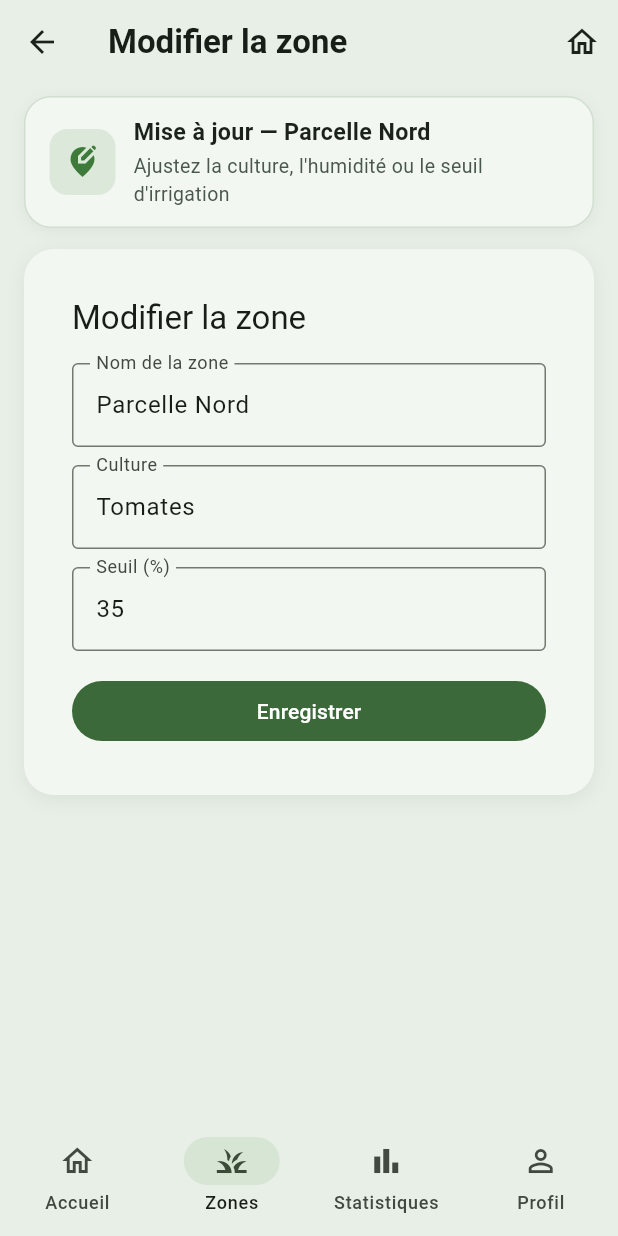
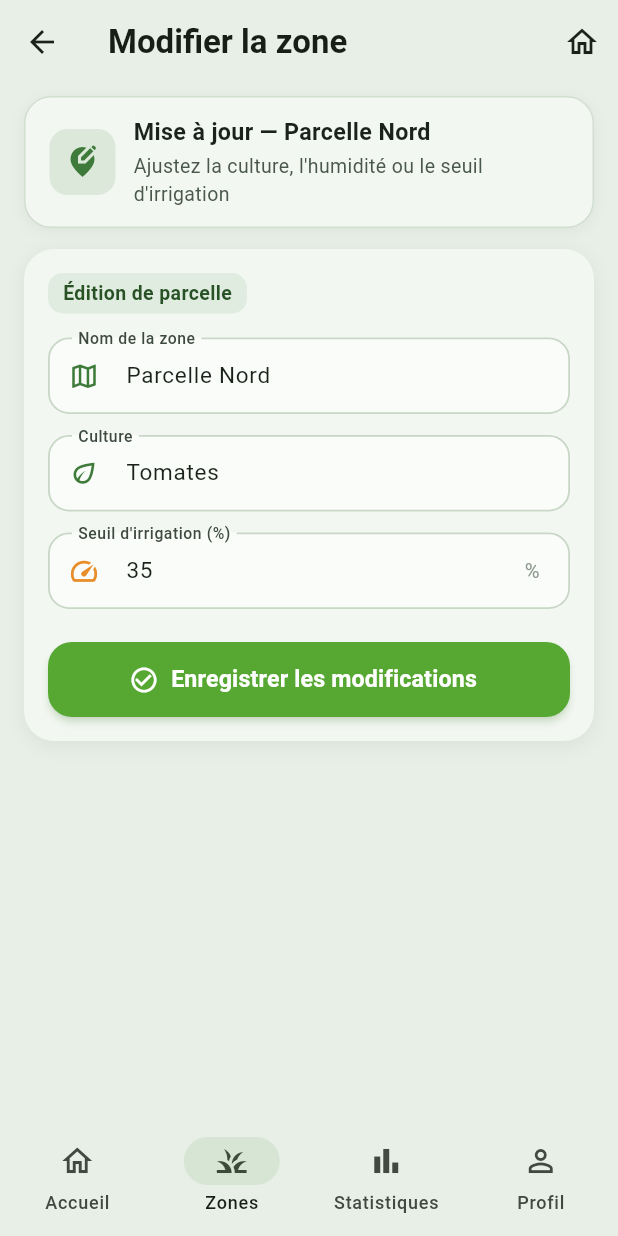
Before and after one commit to sajedmab/agrismart_KE, a Flutter app: the ZoneFormPage screen opened directly with sample values from the repository, on a phone screen of 412 x 824 dp. Run offline on Flutter 3.47's test engine with Material 3 defaults, Android fonts, the phone set to English and light mode, and no system bars; our stand-ins replace camera, cloud_firestore, firebase_auth, firebase_core, image_picker; missing offline and left inert: google_mlkit_barcode_scanning, google_mlkit_image_labeling; accounts and stored records are empty; network calls fail.

Commit message:
feat: accueil update

```diff
--- a/lib/widgets/zone_form.dart
+++ b/lib/widgets/zone_form.dart
@@ -1,4 +1,3 @@
-
 import 'package:flutter/material.dart';
 import 'package:agrismart/models/zone.dart';
 
@@ -40,9 +39,7 @@ class _ZoneFormState extends State<ZoneForm> {
  }
 
  String _formater(double n) {
-  return n % 1 == 0
-      ? n.toStringAsFixed(0)
-      : n.toString();
+  return n % 1 == 0 ? n.toStringAsFixed(0) : n.toString();
  }
 
  @override
@@ -107,8 +104,8 @@ class _ZoneFormState extends State<ZoneForm> {
 
   final ancienne = widget.zone;
 
-  final humidite = ancienne?.humidite ??
-      _lireNombre(_humiditeCtrl.text)!;
+  final humidite =
+      ancienne?.humidite ?? _lireNombre(_humiditeCtrl.text)!;
 
   final nouvelleZone = Zone(
    _nomCtrl.text.trim(),
@@ -121,85 +118,174 @@ class _ZoneFormState extends State<ZoneForm> {
   widget.onEnregistrer(nouvelleZone);
  }
 
+ InputDecoration _decorationChamp({
+  required String label,
+  required String hint,
+  required IconData icone,
+  Color couleurIcone = const Color(0xFF3E7B3A),
+  String? suffixText,
+ }) {
+  return InputDecoration(
+   labelText: label,
+   hintText: hint,
+   suffixText: suffixText,
+   labelStyle: const TextStyle(
+    color: Color(0xFF3E4A40),
+    fontSize: 14,
+    fontWeight: FontWeight.w500,
+   ),
+   hintStyle: const TextStyle(
+    color: Color(0xFF8A978C),
+    fontSize: 13.5,
+   ),
+   prefixIcon: Icon(icone, color: couleurIcone, size: 21),
+   filled: true,
+   fillColor: const Color(0xFFF9FCF8),
+   contentPadding: const EdgeInsets.symmetric(
+    horizontal: 16,
+    vertical: 14,
+   ),
+   enabledBorder: OutlineInputBorder(
+    borderRadius: BorderRadius.circular(14),
+    borderSide: const BorderSide(color: Color(0xFFC8D7C6), width: 1.2),
+   ),
+   focusedBorder: OutlineInputBorder(
+    borderRadius: BorderRadius.circular(14),
+    borderSide: const BorderSide(color: Color(0xFF56A832), width: 1.8),
+   ),
+   errorBorder: OutlineInputBorder(
+    borderRadius: BorderRadius.circular(14),
+    borderSide: const BorderSide(color: Color(0xFFD9534F), width: 1.3),
+   ),
+   focusedErrorBorder: OutlineInputBorder(
+    borderRadius: BorderRadius.circular(14),
+    borderSide: const BorderSide(color: Color(0xFFD9534F), width: 1.8),
+   ),
+  );
+ }
+
  @override
  Widget build(BuildContext context) {
-  return Padding(
-   padding: const EdgeInsets.all(16),
-   child: Form(
+  return Form(
    key: _formKey,
    child: Column(
     mainAxisSize: MainAxisSize.min,
     crossAxisAlignment: CrossAxisAlignment.stretch,
     children: [
-      Text(
-       _modeEdition
-           ? 'Modifier la zone'
-           : 'Nouvelle zone',
-       style: Theme.of(context).textTheme.titleLarge,
+     Row(
+      children: [
+       Container(
+        padding: const EdgeInsets.symmetric(horizontal: 10, vertical: 4),
+        decoration: BoxDecoration(
+         color: const Color(0xFFE1ECE0),
+         borderRadius: BorderRadius.circular(10),
+        ),
+        child: Text(
+         _modeEdition ? 'Édition de parcelle' : 'Paramètres de la parcelle',
+         style: const TextStyle(
+          fontSize: 13,
+          fontWeight: FontWeight.w600,
+          color: Color(0xFF285226),
+         ),
+        ),
+       ),
+      ],
      ),
      const SizedBox(height: 16),
 
      TextFormField(
       controller: _nomCtrl,
-       decoration: const InputDecoration(
-        labelText: 'Nom de la zone',
-        border: OutlineInputBorder(),
+      style: const TextStyle(fontSize: 15, color: Color(0xFF1A221B)),
+      decoration: _decorationChamp(
+       label: 'Nom de la zone',
+       hint: 'Ex : Parcelle Nord',
+       icone: Icons.map_outlined,
       ),
       textInputAction: TextInputAction.next,
       validator: _validerNom,
      ),
-      const SizedBox(height: 12),
+     const SizedBox(height: 14),
 
      TextFormField(
       controller: _cultureCtrl,
-       decoration: const InputDecoration(
-        labelText: 'Culture',
-        border: OutlineInputBorder(),
+      style: const TextStyle(fontSize: 15, color: Color(0xFF1A221B)),
+      decoration: _decorationChamp(
+       label: 'Culture',
+       hint: 'Ex : Tomates, Oliviers...',
+       icone: Icons.eco_outlined,
       ),
       textInputAction: TextInputAction.next,
       validator: _validerTexte,
      ),
-      const SizedBox(height: 12),
+     const SizedBox(height: 14),
 
      if (!_modeEdition) ...[
       TextFormField(
        controller: _humiditeCtrl,
-        decoration: const InputDecoration(
-         labelText: 'Humidité (%)',
-         border: OutlineInputBorder(),
+       style: const TextStyle(fontSize: 15, color: Color(0xFF1A221B)),
+       decoration: _decorationChamp(
+        label: 'Humidité actuelle (%)',
+        hint: 'Ex : 42',
+        icone: Icons.water_drop_outlined,
+        couleurIcone: const Color(0xFF3A94D6),
+        suffixText: '%',
        ),
-        keyboardType:
-        const TextInputType.numberWithOptions(
+       keyboardType: const TextInputType.numberWithOptions(
         decimal: true,
        ),
+       textInputAction: TextInputAction.next,
        validator: _validerPourcentage,
       ),
-       const SizedBox(height: 12),
+      const SizedBox(height: 14),
      ],
 
      TextFormField(
       controller: _seuilCtrl,
-       decoration: const InputDecoration(
-        labelText: 'Seuil (%)',
-        border: OutlineInputBorder(),
+      style: const TextStyle(fontSize: 15, color: Color(0xFF1A221B)),
+      decoration: _decorationChamp(
+       label: 'Seuil d\'irrigation (%)',
+       hint: 'Ex : 35',
+       icone: Icons.speed_outlined,
+       couleurIcone: const Color(0xFFE88D2A),
+       suffixText: '%',
       ),
-       keyboardType:
-       const TextInputType.numberWithOptions(
+      keyboardType: const TextInputType.numberWithOptions(
        decimal: true,
       ),
+      textInputAction: TextInputAction.done,
+      onFieldSubmitted: (_) => _soumettre(),
       validator: _validerPourcentage,
      ),
-      const SizedBox(height: 16),
+     const SizedBox(height: 22),
 
-      FilledButton(
+     SizedBox(
+      height: 50,
+      child: ElevatedButton.icon(
+       style: ElevatedButton.styleFrom(
+        backgroundColor: const Color(0xFF56A832),
+        foregroundColor: Colors.white,
+        elevation: 2,
+        shadowColor: const Color(0xFF56A832).withValues(alpha: 0.35),
+        shape: RoundedRectangleBorder(
+         borderRadius: BorderRadius.circular(16),
+        ),
+       ),
        onPressed: _soumettre,
-       child: Text(
-        _modeEdition ? 'Enregistrer' : 'Ajouter',
+       icon: Icon(
+        _modeEdition ? Icons.check_circle_outline : Icons.add_circle_outline,
+        size: 20,
+       ),
+       label: Text(
+        _modeEdition ? 'Enregistrer les modifications' : 'Ajouter la parcelle',
+        style: const TextStyle(
+         fontSize: 15.5,
+         fontWeight: FontWeight.w600,
+        ),
+       ),
       ),
      ),
     ],
    ),
-   ),
   );
  }
 }
```
Lines whose indentation alone changed are shown as unchanged.
